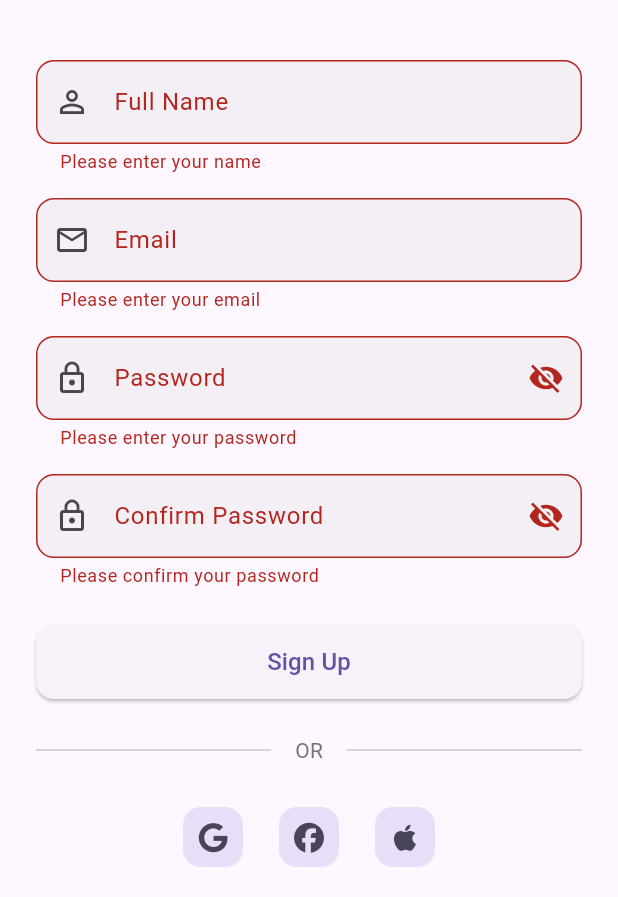
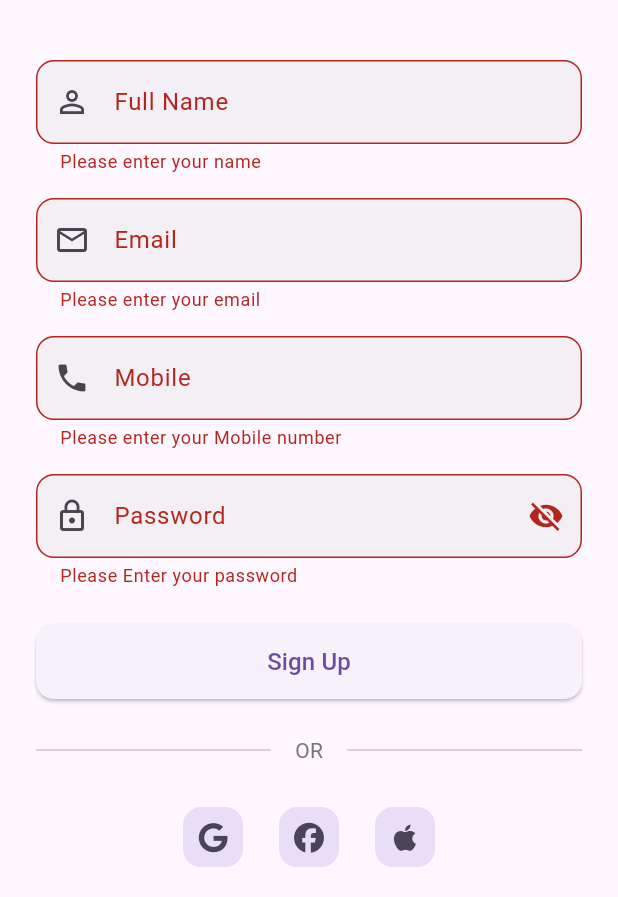
Before and after one commit to Janith1998/rubber-vision, a Flutter app: the SignupScreen screen opened directly, scrolled down 42 dp, after a tap on "Sign Up", on a phone screen of 412 x 824 dp, the part 339-1236 px from its top. Run offline on Flutter 3.47's test engine with Material 3 defaults, Android fonts, the phone set to English and light mode, and no system bars; our stand-ins replace font_awesome_flutter, image_picker; network calls fail.

```diff
--- a/frontend/rubber_vision/lib/pages/signup_screen.dart
+++ b/frontend/rubber_vision/lib/pages/signup_screen.dart
@@ -13,16 +13,16 @@ class _SignupScreenState extends State<SignupScreen> {
   final _formKey = GlobalKey<FormState>();
   final _nameController = TextEditingController();
   final _emailController = TextEditingController();
-  final _passwordController = TextEditingController();
+  final _contactController = TextEditingController();
   final _confirmPasswordController = TextEditingController();
-  bool _obscurePassword = true;
+  bool _obscureContact = true;
   bool _obscureConfirmPassword = true;
 
   @override
   void dispose() {
     _nameController.dispose();
     _emailController.dispose();
-    _passwordController.dispose();
+    _contactController.dispose();
     _confirmPasswordController.dispose();
     super.dispose();
   }
@@ -99,30 +99,19 @@ class _SignupScreenState extends State<SignupScreen> {
                     ),
                     const SizedBox(height: 16),
                     TextFormField(
-                      controller: _passwordController,
-                      decoration: InputDecoration(
-                        labelText: 'Password',
-                        prefixIcon: const Icon(Icons.lock_outline),
-                        suffixIcon: IconButton(
-                          icon: Icon(
-                            _obscurePassword
-                                ? Icons.visibility_off
-                                : Icons.visibility,
-                          ),
-                          onPressed: () {
-                            setState(() {
-                              _obscurePassword = !_obscurePassword;
-                            });
-                          },
-                        ),
+                      controller: _contactController,
+                      decoration: const InputDecoration(
+                        labelText: 'Mobile',
+                         prefixIcon:  Icon(Icons.phone),
+
                       ),
-                      obscureText: _obscurePassword,
+                      obscureText: _obscureContact,
                       validator: (value) {
                         if (value == null || value.isEmpty) {
-                          return 'Please enter your password';
+                          return 'Please enter your Mobile number';
                         }
-                        if (value.length < 6) {
-                          return 'Password must be at least 6 characters';
+                        if (value.length < 10) {
+                          return 'Mobile Number Invalid';
                         }
                         return null;
                       },
@@ -131,7 +120,7 @@ class _SignupScreenState extends State<SignupScreen> {
                     TextFormField(
                       controller: _confirmPasswordController,
                       decoration: InputDecoration(
-                        labelText: 'Confirm Password',
+                        labelText: 'Password',
                         prefixIcon: const Icon(Icons.lock_outline),
                         suffixIcon: IconButton(
                           icon: Icon(
@@ -149,10 +138,10 @@ class _SignupScreenState extends State<SignupScreen> {
                       obscureText: _obscureConfirmPassword,
                       validator: (value) {
                         if (value == null || value.isEmpty) {
-                          return 'Please confirm your password';
+                          return 'Please Enter your password';
                         }
-                        if (value != _passwordController.text) {
-                          return 'Passwords do not match';
+                        if (value.length < 6) {
+                          return 'Password must be at least 6 characters';
                         }
                         return null;
                       },
```
Also changed, not shown: frontend/rubber_vision/lib/pages/home_screen.dart (+12 -4 lines), frontend/rubber_vision/lib/pages/profile_screen.dart (added, +254 -0 lines).
